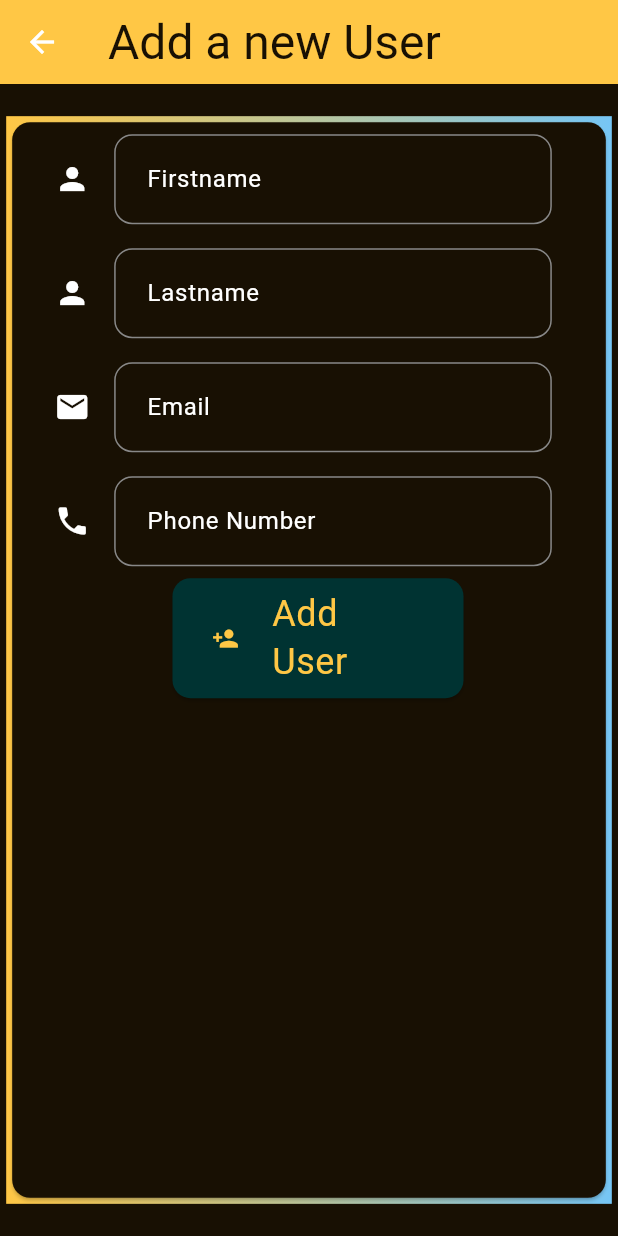
After one commit to GakuruAlex/kodisha_flutter, a Flutter app: the NewUser screen opened directly, on a phone screen of 412 x 824 dp. The commit adds this screen. Run offline on Flutter 3.47's test engine with Material 3 defaults, Android fonts, the phone set to English and light mode, and no system bars; our stand-ins replace dio, flutter_dotenv, flutter_riverpod, google_fonts; network calls fail; Roboto replaces fonts that are missing (Acme).

Commit message:
Add User -Add a form for adding a User -Add a User Detail page -Add a function to add a user to current state

```diff
--- a/lib/models/user_model.dart
+++ b/lib/models/user_model.dart
@@ -38,4 +38,21 @@ class User {
       id: user["id"],
     );
   }
+  Map<String, dynamic> toJson(List<String> fields) {
+    final data = {"user": {}};
+    final allFields = {
+      "firstname": firstname,
+      "lastname": lastname,
+      "email_address": emailAddress,
+      "phonenumber": phonenumber,
+    };
+
+    if (fields.isEmpty) data["user"] = allFields;
+    for (var field in fields) {
+      if (allFields.containsKey(field)) {
+        data["user"]![field] = allFields[field];
+      }
+    }
+    return data;
+  }
 }
--- a/lib/provider/users_provider.dart
+++ b/lib/provider/users_provider.dart
@@ -33,4 +33,14 @@ class AsyncUserNotifier extends AsyncNotifier<List<User>> {
       state = AsyncValue.error(error, stack);
     }
   }
+
+  void addUser(Map<String, dynamic> userData) {
+    print("In user notifier");
+    final lastItemId = state.value!.last.id;
+    userData["id"] = lastItemId! + 1;
+    User user = User.fromJson(userData);
+    print("${user}");
+    state = AsyncLoading();
+    state = AsyncValue.data([...state.value!, user]);
+  }
 }
--- /dev/null
+++ b/lib/screens/new_user.dart
@@ -0,0 +1,22 @@
+import 'package:flutter/material.dart';
+import 'package:kodisha_flutter/theme/main_theme.dart';
+import 'package:kodisha_flutter/widgets/form/user_form.dart';
+
+class NewUser extends StatelessWidget {
+  const NewUser({super.key});
+  @override
+  build(BuildContext context) {
+    return Scaffold(
+      appBar: AppBar(title: Text("Add a new User")),
+      body: Center(
+        child: Container(
+          decoration: loginContainerDecoration,
+
+          height: MediaQuery.sizeOf(context).height * 0.88,
+          width: MediaQuery.sizeOf(context).width * .98,
+          child: Card(child: UserForm()),
+        ),
+      ),
+    );
+  }
+}
--- a/lib/theme/main_theme.dart
+++ b/lib/theme/main_theme.dart
@@ -27,7 +27,7 @@ final textThemes = GoogleFonts.acmeTextTheme(
   TextTheme(
     titleLarge: TextStyle(color: Color(0xFF181003), fontSize: 32),
     titleMedium: TextStyle(color: Color(0xFFDD0404), fontSize: 28),
-    titleSmall: TextStyle(color: Color(0xFFFFFFFF)),
+    titleSmall: TextStyle(color: Color(0xFFFFFFFF), fontSize: 22),
 
     labelLarge: TextStyle(color: Color(0xFFFFC745), fontSize: 32),
     labelSmall: TextStyle(color: Color(0xFF181003), fontSize: 24),
--- /dev/null
+++ b/lib/widgets/form/user_form.dart
@@ -0,0 +1,94 @@
+import 'package:flutter/material.dart';
+import 'package:flutter_riverpod/flutter_riverpod.dart';
+import 'package:kodisha_flutter/provider/users_provider.dart';
+import 'package:kodisha_flutter/widgets/form_field.dart';
+
+class UserForm extends ConsumerStatefulWidget {
+  const UserForm({super.key});
+
+  @override
+  ConsumerState<UserForm> createState() => _UserFormState();
+}
+
+class _UserFormState extends ConsumerState<UserForm> {
+  final _formKey = GlobalKey<FormState>();
+  final _firstNameController = TextEditingController();
+  final _lastNameController = TextEditingController();
+  final _emailController = TextEditingController();
+  final _phoneController = TextEditingController();
+
+  @override
+  void dispose() {
+    _firstNameController.dispose();
+    _lastNameController.dispose();
+    _phoneController.dispose();
+    _emailController.dispose();
+    super.dispose();
+  }
+
+  @override
+  Widget build(BuildContext context) {
+    final userNotifierProvider = ref.read(userNotifier.notifier);
+    return Form(
+      key: _formKey,
+      child: Column(
+        children: [
+          FormFieldWidget(
+            fieldType: "firstname",
+            formIcon: Icons.person,
+            formLabel: "Firstname",
+            controller: _firstNameController,
+          ),
+          FormFieldWidget(
+            fieldType: "lastname",
+            formIcon: Icons.person,
+            formLabel: "Lastname",
+            controller: _lastNameController,
+          ),
+          FormFieldWidget(
+            fieldType: "email",
+            formIcon: Icons.email,
+            formLabel: "Email",
+            controller: _emailController,
+          ),
+          FormFieldWidget(
+            fieldType: "phone",
+            formIcon: Icons.phone,
+            formLabel: "Phone Number",
+            controller: _phoneController,
+          ),
+          SizedBox(
+            width: MediaQuery.sizeOf(context).width * .5,
+            child: Padding(
+              padding: const EdgeInsets.only(left: 12.0),
+              child: ElevatedButton(
+                onPressed: () {
+                  if (_formKey.currentState!.validate()) {
+                    print("Submit");
+                    userNotifierProvider.addUser({
+                      "firstname": _firstNameController.text,
+                      "lastname": _lastNameController.text,
+                      "phonenumber": _phoneController.text,
+                      "email_address": _emailController.text,
+                    });
+                    Navigator.of(context).pop();
+                  }
+                },
+                child: ListTile(
+                  leading: Icon(
+                    Icons.person_add,
+                    color: Theme.of(context).colorScheme.inversePrimary,
+                  ),
+                  title: Text(
+                    "Add User",
+                    style: Theme.of(context).textTheme.bodySmall,
+                  ),
+                ),
+              ),
+            ),
+          ),
+        ],
+      ),
+    );
+  }
+}
--- a/lib/widgets/form_field.dart
+++ b/lib/widgets/form_field.dart
@@ -27,6 +27,7 @@ class FormFieldWidget extends StatelessWidget {
       child: ListTile(
         leading: Icon(formIcon),
         title: TextFormField(
+          keyboardType: TextInputType.text,
           cursorColor: Theme.of(context).colorScheme.inversePrimary,
           controller: controller,
           obscureText: fieldType.toLowerCase() == 'password' ? true : false,
```
Also changed, not shown: lib/screens/kodisha_homepage.dart (+22 -12 lines), lib/screens/user_detail_screen.dart (added, +77 -0 lines), lib/widgets/user_list_item_card.dart (+16 -27 lines).
